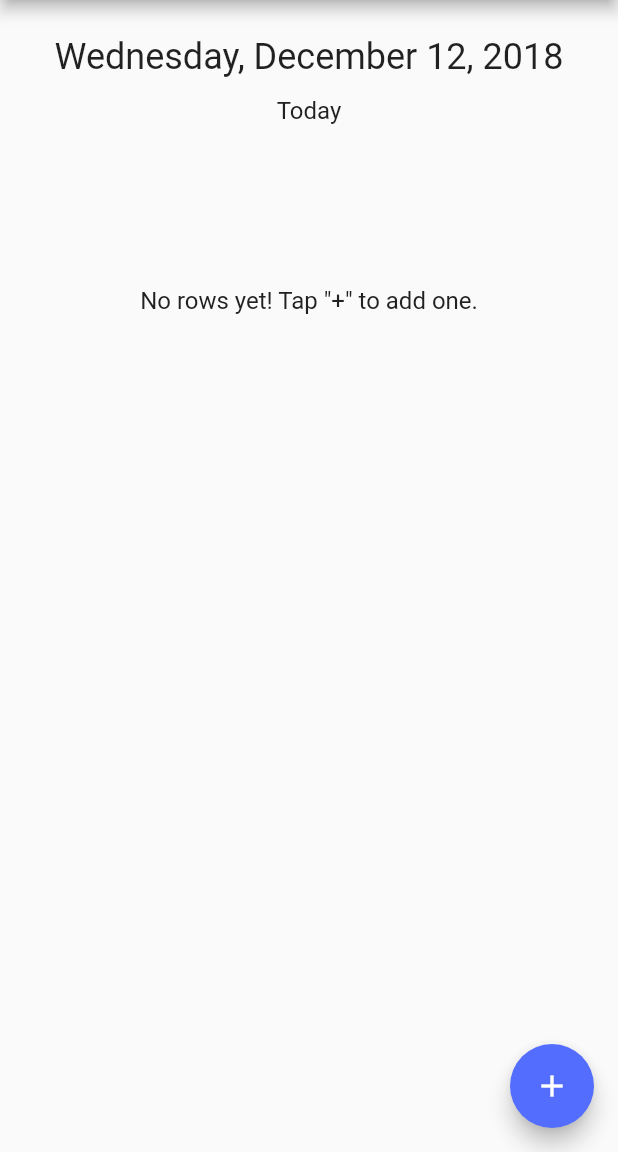
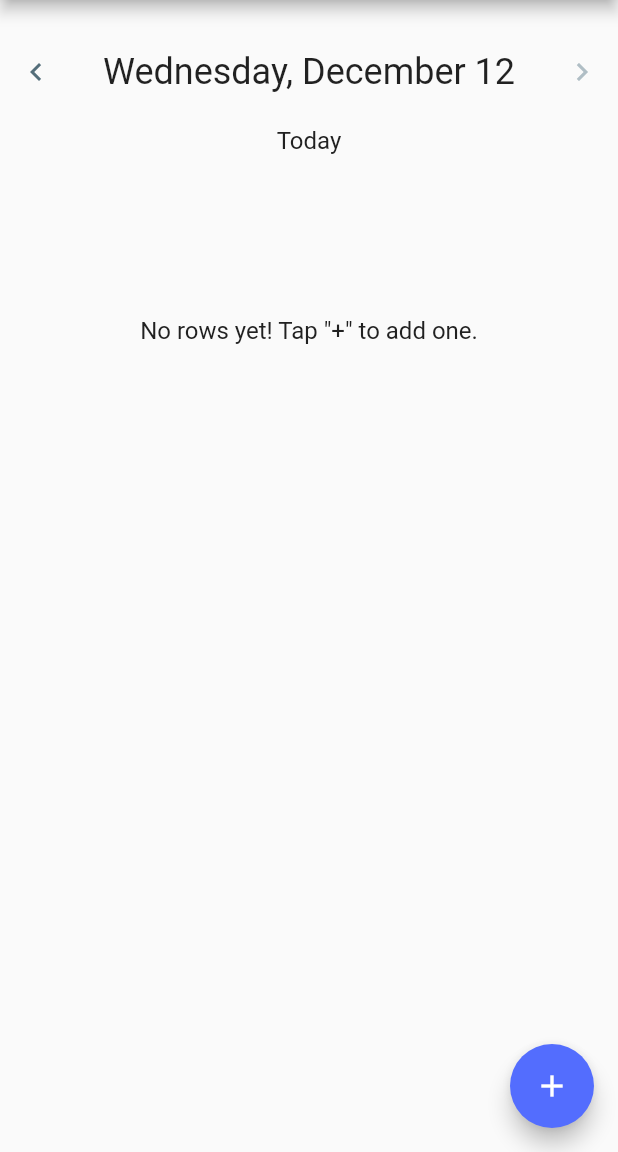
Before and after one commit to awhogue/bullet, a Flutter app: the screen it shows after launch, on a phone screen of 412 x 824 dp, the part 84-1236 px from its top. Run offline on Flutter 3.47's test engine with Material 2 defaults, Android fonts, the phone set to English and light mode, and no system bars; our stand-ins replace shared_preferences; missing offline and left inert: inflection.

Commit message:
Add ability to change current day on homescreen.

```diff
--- a/lib/main.dart
+++ b/lib/main.dart
@@ -11,6 +11,7 @@ class MyApp extends StatelessWidget {
       theme: new ThemeData(
         primaryColor: Colors.indigo,
         accentColor: Colors.indigoAccent,
+        disabledColor: Colors.blueGrey[200],
         iconTheme: Theme.of(context).iconTheme.copyWith(
           color: Colors.blueGrey[600],
         ),
--- a/lib/model/bullet_entry.dart
+++ b/lib/model/bullet_entry.dart
@@ -1,3 +1,5 @@
+import 'package:bullet/util.dart';
+
 // A single entry in the journal, parameterized by the datatype of the entry itself
 // (e.g. String or int).
 //
@@ -30,11 +32,7 @@ class BulletEntry<T> {
   String type() { return value.runtimeType.toString(); }
 
   bool onDay(DateTime day) {
-    return (
-      this.time.year == day.year &&
-      this.time.month == day.month &&
-      this.time.day == day.day
-    );
+    return BulletUtil.sameDay(this.time, day);
   }
 
   // Return the most recent value in the given list of entries.
--- a/lib/screens/homescreen.dart
+++ b/lib/screens/homescreen.dart
@@ -20,8 +20,6 @@ class BulletHomeState extends State<BulletHome> {
 
   // The day being displayed.
   DateTime _currentDay;
-
-  final _dateFormatter = new DateFormat.yMMMMEEEEd();
 
   BulletHomeState() {
     _currentDay = DateTime.now();
@@ -49,6 +47,7 @@ class BulletHomeState extends State<BulletHome> {
           } else {
             _datastore = snapshot.data;
             _currentDayRowValues = _datastore.rowValuesForDay(_currentDay, true);
+            bool isToday = (BulletUtil.sameDay(_currentDay, DateTime.now()));
             print('Rendering Bullet Homescreen with ${_currentDayRowValues.length.toString()} rows');
 
             return ListView(
@@ -60,9 +59,25 @@ class BulletHomeState extends State<BulletHome> {
                     children: [
                       Container(
                         padding: EdgeInsets.symmetric(vertical: 12.0),
-                        child: Text(
-                          _dateFormatter.format(_currentDay),
-                          style: Theme.of(context).textTheme.headline,
+                        child: Row(
+                          children: <Widget>[
+                            IconButton(
+                              icon: Icon(Icons.chevron_left),
+                              onPressed: () { _changeDay(-1); },
+                            ),
+                            Expanded(
+                              child: Text(
+                                _headlineDate(),
+                                style: Theme.of(context).textTheme.headline,
+                                textAlign: TextAlign.center,
+                              ),
+                            ),
+                            IconButton(
+                              icon: Icon(Icons.chevron_right),
+                              // Disable show the "forward" chevron if we're on today's date.
+                              onPressed: (isToday) ? null : () { _changeDay(1); },
+                            ),
+                          ],
                         ),
                       ),
                       Container(
@@ -108,6 +123,23 @@ class BulletHomeState extends State<BulletHome> {
     );
   }
 
+  final _dateFormatterYear = new DateFormat.yMMMMEEEEd();
+  final _dateFormatterNoYear = new DateFormat.MMMMEEEEd();
+  String _headlineDate() {
+    if (DateTime.now().year == _currentDay.year) {
+      return _dateFormatterNoYear.format(_currentDay);
+    } else {
+      return _dateFormatterYear.format(_currentDay);
+    }
+  }
+
+  // Change the currently displayed date by the given number of days (which may be negative).
+  void _changeDay(int numDays) {
+    setState(() {
+      _currentDay = _currentDay.add(Duration(days: numDays));
+    });
+  }
+
   TableRow _buildDataRow(RowWithValue row) {
     // Render the value of the row only if it exists for this day.
     String valueString =
@@ -130,7 +162,7 @@ class BulletHomeState extends State<BulletHome> {
             child: Text(
               valueString,
               style: Theme.of(context).textTheme.body1,
-            );,
+            ),
             padding: EdgeInsets.symmetric(horizontal: 8.0),
           ),
           // Quick-add one to the row.
--- a/lib/util.dart
+++ b/lib/util.dart
@@ -13,4 +13,13 @@ class BulletUtil {
     date = DateTime(date.year, date.month, date.day);
     return today.difference(date).inDays;
   }
+
+  // Return true if the two dates are on the same day (ignoring hours, minutes, etc).
+  static bool sameDay(DateTime a, DateTime b) {
+    return (
+      a.year == b.year &&
+      a.month == b.month &&
+      a.day == b.day
+    );
+  }
 }
```
